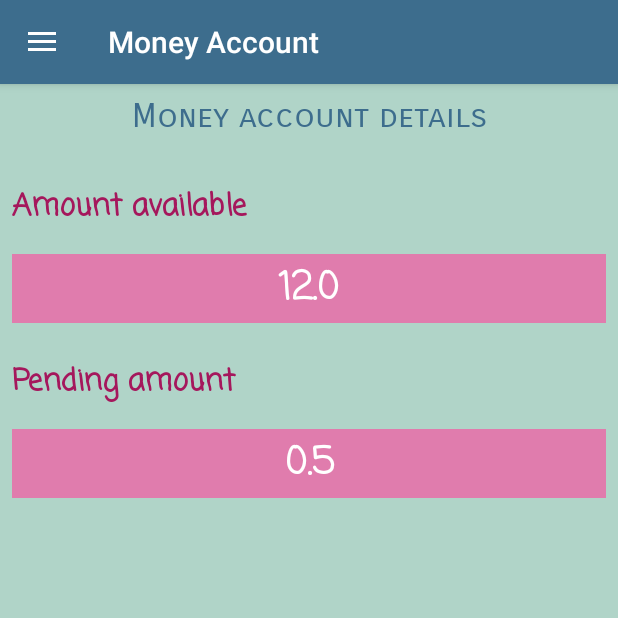
After one commit to ShadiBlizzard/BabyCareFrontend, an Android app: the MoneyAccountActivity screen opened directly, with no data from a screen before it, on a phone screen of 412 x 824 dp, the top half of it. The commit adds this screen. Run offline under Robolectric (Android 15) with nearby library versions, the phone set to English and light mode, and no system bars.

Commit message:
money account activity added

```diff
--- a/app/build.gradle
+++ b/app/build.gradle
@@ -63,8 +63,8 @@ dependencies {
     debugImplementation 'com.squareup.leakcanary:leakcanary-android:1.5.1'
     releaseImplementation 'com.squareup.leakcanary:leakcanary-android-no-op:1.5.1'
 
-   // androidTestImplementation 'com.android.support.test:rules:1.0.2'
-   // androidTestImplementation 'com.android.support.test.espresso:espresso-intents:3.0.2'
+    // androidTestImplementation 'com.android.support.test:rules:1.0.2'
+    // androidTestImplementation 'com.android.support.test.espresso:espresso-intents:3.0.2'
 
 
 }
--- a/app/src/main/AndroidManifest.xml
+++ b/app/src/main/AndroidManifest.xml
@@ -80,7 +80,6 @@
         <activity
             android:name=".layout_view.SearchingActivity"
             android:screenOrientation="portrait" />
-
         <activity
             android:name=".layout_view.ReviewFormActivity"
             android:screenOrientation="portrait" />
@@ -123,7 +122,7 @@
         <activity
             android:name=".layout_view.ResRequestAnswerActivity"
             android:screenOrientation="portrait" />
-         <activity
+        <activity
             android:name=".layout_view.SetAvailabilityActivity"
             android:screenOrientation="portrait" />
         <activity
@@ -160,7 +159,8 @@
             android:name=".layout_view.PopupBsInfoActivity"
             android:screenOrientation="portrait"
             android:theme="@style/BabyCare.PopMe" />
-        <activity android:name=".layout_view.ReviewListActivity"></activity>
+        <activity android:name=".layout_view.ReviewListActivity" />
+        <activity android:name=".layout_view.MoneyAccountActivity"></activity>
     </application>
 
 </manifest>
--- a/app/src/main/java/com/example/shadi/babycare/layout_view/BaseActivity.java
+++ b/app/src/main/java/com/example/shadi/babycare/layout_view/BaseActivity.java
@@ -13,6 +13,8 @@ import android.view.MenuItem;
 import com.example.shadi.babycare.R;
 
 import java.util.Locale;
+
+import model.MoneyAccount;
 
 public class BaseActivity extends AppCompatActivity {
 
@@ -65,6 +67,10 @@ public class BaseActivity extends AppCompatActivity {
                         Intent profileCaller = new Intent(getApplicationContext(), ProfileParFromBsActivity.class);
                         startActivity(profileCaller);
                         break;
+                    case R.id.nav_money:
+                        Intent moneyCaller = new Intent(getApplicationContext(), MoneyAccountActivity.class);
+                        startActivity(moneyCaller);
+                        break;
                     case R.id.nav_logout:
                         //TODO LOGOUT MANAGING
                         break;
--- /dev/null
+++ b/app/src/main/java/com/example/shadi/babycare/layout_view/MoneyAccountActivity.java
@@ -0,0 +1,35 @@
+package com.example.shadi.babycare.layout_view;
+import android.os.Bundle;
+import android.widget.FrameLayout;
+import android.widget.TextView;
+
+import com.example.shadi.babycare.R;
+
+import model.MoneyAccount;
+
+public class MoneyAccountActivity extends BaseActivity {
+
+    private TextView actual, pending;
+    @Override
+    protected void onCreate(Bundle savedInstanceState) {
+        super.onCreate(savedInstanceState);
+        FrameLayout fl = findViewById(R.id.content_frame);
+        getLayoutInflater().inflate(R.layout.activity_money_account, fl);
+        super.setTitle("Money Account");
+
+        actual = findViewById(R.id.money_amount);
+        pending = findViewById(R.id.money_pending);
+    }
+
+    @Override
+    public void onPostCreate(Bundle savedInstanceState) {
+        super.onPostCreate(savedInstanceState);
+
+
+        //TODO HARDCODING
+        MoneyAccount ma = new MoneyAccount();
+        actual.setText(ma.getAmountAvailable().toString());
+        pending.setText(ma.getPendingAmount().toString());
+
+    }
+}
--- /dev/null
+++ b/app/src/main/java/model/MoneyAccount.java
@@ -0,0 +1,24 @@
+package model;
+
+public class MoneyAccount {
+
+    private Double amountAvailable= 12.00;
+    private Double pendingAmount = 0.50;
+
+
+    public Double getAmountAvailable() {
+        return amountAvailable;
+    }
+
+    public Double getPendingAmount() {
+        return pendingAmount;
+    }
+
+    public void setAmountAvailable(Double amountAvailable) {
+        this.amountAvailable = amountAvailable;
+    }
+
+    public void setPendingAmount(Double pendingAmount) {
+        this.pendingAmount = pendingAmount;
+    }
+}
--- /dev/null
+++ b/app/src/main/res/layout/activity_money_account.xml
@@ -0,0 +1,86 @@
+<?xml version="1.0" encoding="utf-8"?>
+<android.support.constraint.ConstraintLayout xmlns:android="http://schemas.android.com/apk/res/android"
+    xmlns:app="http://schemas.android.com/apk/res-auto"
+    xmlns:tools="http://schemas.android.com/tools"
+    android:layout_width="match_parent"
+    android:layout_height="match_parent"
+    tools:context=".layout_view.MoneyAccountActivity">
+
+    <TextView
+        android:id="@+id/textView25"
+        android:layout_width="wrap_content"
+        android:layout_height="wrap_content"
+        android:layout_marginEnd="8dp"
+        android:layout_marginStart="8dp"
+        android:layout_marginTop="8dp"
+        android:text="Money account details"
+        android:fontFamily="sans-serif-smallcaps"
+        android:textColor="@color/mainColor"
+        android:textSize="22dp"
+        app:layout_constraintEnd_toEndOf="parent"
+        app:layout_constraintStart_toStartOf="parent"
+        app:layout_constraintTop_toTopOf="parent" />
+
+    <TextView
+        android:id="@+id/textView26"
+        android:layout_width="wrap_content"
+        android:layout_height="wrap_content"
+        android:layout_marginStart="8dp"
+        android:layout_marginTop="32dp"
+        android:text="Amount available"
+        android:textAppearance="@style/TextBabyCare"
+        android:textColor="@color/button_babycare_normal"
+        android:textStyle="bold"
+
+        app:layout_constraintStart_toStartOf="parent"
+        app:layout_constraintTop_toBottomOf="@+id/textView25" />
+
+    <TextView
+        android:id="@+id/money_amount"
+        android:layout_width="0dp"
+        android:layout_height="wrap_content"
+        android:layout_marginEnd="8dp"
+        android:layout_marginStart="8dp"
+        android:layout_marginTop="16dp"
+        android:text="AMOUNT"
+        android:textAppearance="@style/TextBabyCare"
+        android:textSize="25dp"
+        android:textStyle="bold"
+        android:gravity="center"
+        android:background="@color/button_babycare_disabled"
+        android:padding="3dp"
+        app:layout_constraintEnd_toEndOf="parent"
+        app:layout_constraintStart_toStartOf="parent"
+        app:layout_constraintTop_toBottomOf="@+id/textView26" />
+
+    <TextView
+        android:id="@+id/textView30"
+        android:layout_width="wrap_content"
+        android:layout_height="wrap_content"
+        android:layout_marginStart="8dp"
+        android:layout_marginTop="24dp"
+        android:text="Pending amount"
+        android:textAppearance="@style/TextBabyCare"
+        android:textColor="@color/button_babycare_normal"
+        android:textStyle="bold"
+        app:layout_constraintStart_toStartOf="parent"
+        app:layout_constraintTop_toBottomOf="@+id/money_amount" />
+
+    <TextView
+        android:id="@+id/money_pending"
+        android:layout_width="0dp"
+        android:layout_height="wrap_content"
+        android:layout_marginEnd="8dp"
+        android:layout_marginStart="8dp"
+        android:layout_marginTop="16dp"
+        android:background="@color/button_babycare_disabled"
+        android:gravity="center"
+        android:padding="3dp"
+        android:text="AMOUNT"
+        android:textAppearance="@style/TextBabyCare"
+        android:textSize="25dp"
+        android:textStyle="bold"
+        app:layout_constraintEnd_toEndOf="parent"
+        app:layout_constraintStart_toStartOf="parent"
+        app:layout_constraintTop_toBottomOf="@+id/textView30" />
+</android.support.constraint.ConstraintLayout>
--- a/app/src/main/res/menu/drawer_view_parent.xml
+++ b/app/src/main/res/menu/drawer_view_parent.xml
@@ -22,6 +22,11 @@
             android:id="@+id/nav_policy"
             android:icon="@drawable/policy_icon"
             android:title="@string/policy" />
+
+        <item
+            android:id="@+id/nav_money"
+            android:icon="@drawable/mny_icon"
+            android:title="@string/money"/>
         <item
             android:id="@+id/nav_logout"
             android:icon="@drawable/logout_icon"
--- a/app/src/main/res/values/strings.xml
+++ b/app/src/main/res/values/strings.xml
@@ -5,7 +5,7 @@
     <string name="reservations">RESERVATIONS</string>
     <string name="invite">INVITE</string>
     <string name="profile">PROFILE</string>
-    <string name="settings">SETTINGS</string>
+    <string name="money">MONEY ACCOUNT</string>
     <string name="policy">POLICY</string>
     <string name="logout">LOGOUT</string>
     <string name="open">open</string>
```
Also changed, not shown: app/src/main/res/drawable/mny_icon.png (added), 65 other files.
